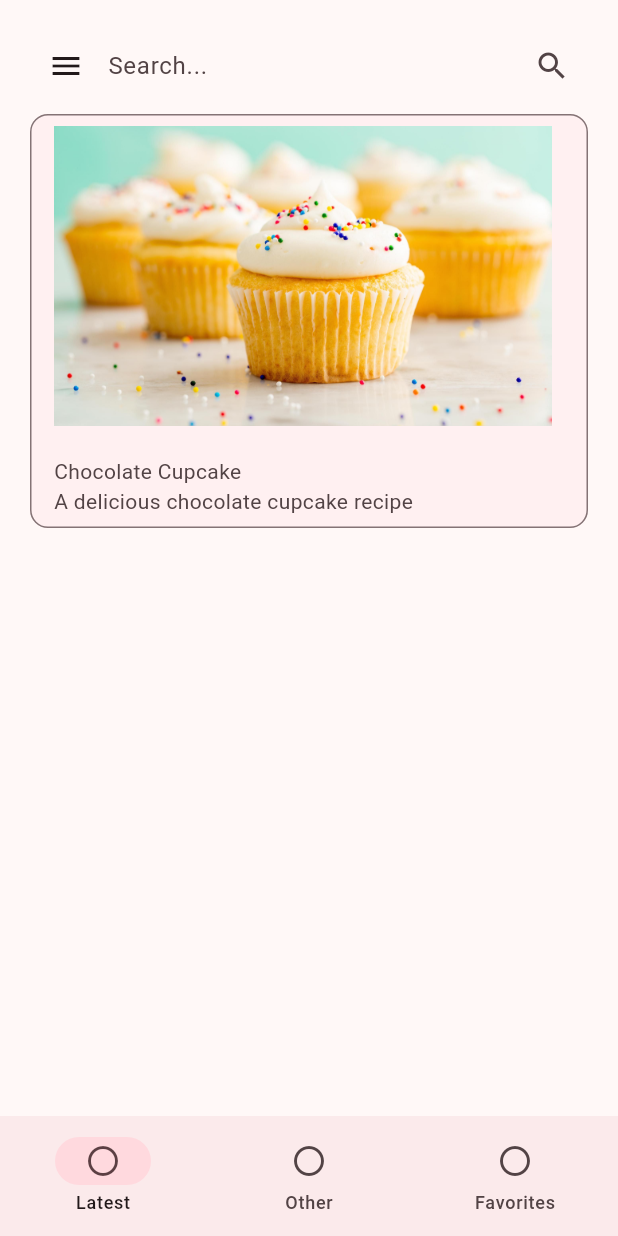
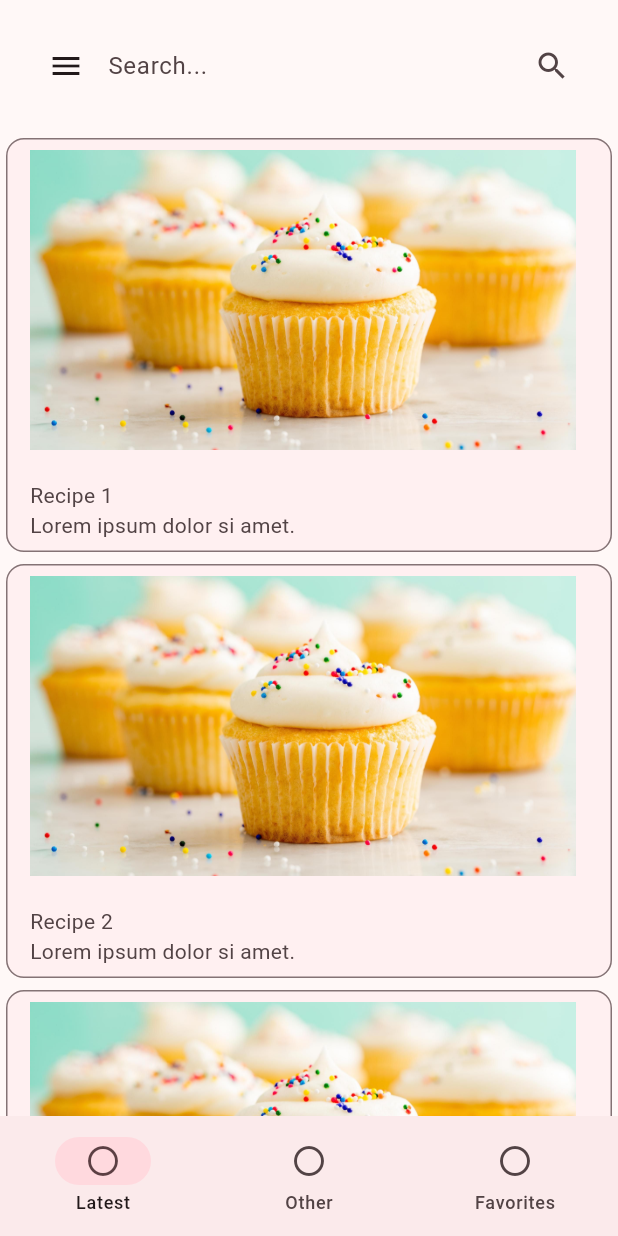
Before and after one commit to hdfhtt/CupCakeLab, a Flutter app: the screen it shows after launch, on a phone screen of 412 x 824 dp. Run offline on Flutter 3.47's test engine with Material 2 defaults, Android fonts, the phone set to English and light mode, and no system bars.

Commit message:
Update main.dart

```diff
--- a/lib/main.dart
+++ b/lib/main.dart
@@ -29,16 +29,18 @@ class HomeScreen extends StatefulWidget {
 }
 
 class _HomeScreenState extends State<HomeScreen> {
+  final recipes = List<String>.generate(100, (index) => 'Recipe ${index + 1}');
+
   @override
   Widget build(BuildContext context) {
     return Scaffold(
-      body: Container(
-        margin: const EdgeInsets.all(16.0),
-        child: Column(
+      body: Column(
         mainAxisAlignment: MainAxisAlignment.start,
         children: [
-            SafeArea(child:
-              SearchBar(
+          SafeArea(
+            child: Container(
+              padding: const EdgeInsets.all(16.0),
+              child: SearchBar(
                 backgroundColor: MaterialStateColor.resolveWith(
                   (states) => Theme.of(context).colorScheme.background
                 ),
@@ -55,17 +57,21 @@ class _HomeScreenState extends State<HomeScreen> {
                 ],
               ),
             ),
+          ),
           // TODO: Create a list view of RecipeCard widgets.
-            const Column(
-              children: [
-                RecipeCard(
-                  name: 'Chocolate Cupcake',
-                  description: 'A delicious chocolate cupcake recipe',
+          Expanded(
+            child: ListView.builder(
+              itemCount: recipes.length,
+              itemBuilder: (context, index) {
+                final recipe = recipes[index];
+                return RecipeCard(
+                  name: recipe,
+                  description: 'Lorem ipsum dolor si amet.'
+                );
+              },
+            ),
           ),
         ],
-            )
-          ],
-        ),
       ),
       bottomNavigationBar: NavigationBar(
         destinations: const <NavigationDestination>[
```
Lines whose indentation alone changed are shown as unchanged.
